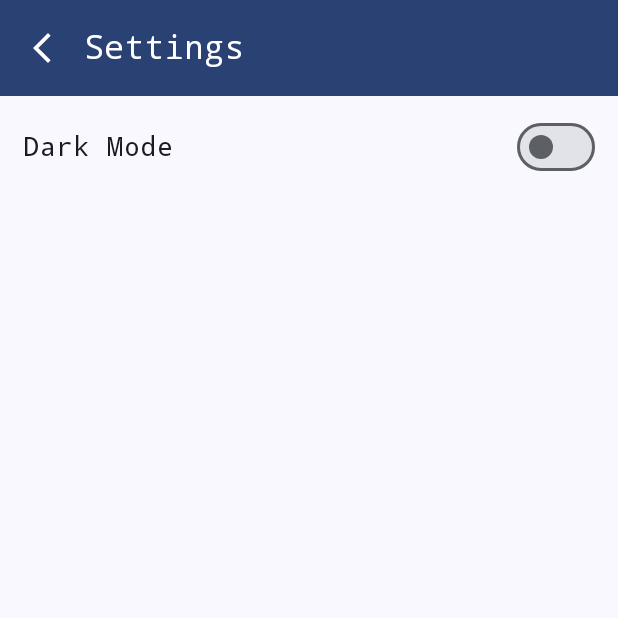
After one commit to ralphmarondev/taskify, an Android app built with Jetpack Compose: the SettingScreen screen opened through its navigation route, on a phone screen of 412 x 824 dp, the top half of it. The commit adds this screen. Run offline under Robolectric (Android 15) with nearby library versions, the phone set to English and light mode, and no system bars; our stand-ins replace Room's generated code, livedata-compose.

Commit message:
added setting-screen
- added theme switching but only affects setting-screen for now.
- updated app-navigation
- removed spacer between description and start-time

```diff
--- a/app/src/main/java/com/ralphmarondev/taskify/core/navigation/AppNavigation.kt
+++ b/app/src/main/java/com/ralphmarondev/taskify/core/navigation/AppNavigation.kt
@@ -7,6 +7,7 @@ import androidx.navigation.compose.composable
 import androidx.navigation.compose.rememberNavController
 import com.ralphmarondev.taskify.features.home.HomeScreen
 import com.ralphmarondev.taskify.features.newtask.NewTaskScreen
+import com.ralphmarondev.taskify.features.settings.SettingScreen
 import kotlinx.serialization.Serializable
 
 class Screens {
@@ -15,6 +16,9 @@ class Screens {
 
     @Serializable
     object NewTask
+
+    @Serializable
+    object Settings
 }
 
 @Composable
@@ -31,5 +35,8 @@ fun AppNavigation(
         composable<Screens.NewTask> {
             NewTaskScreen(navController)
         }
+        composable<Screens.Settings> {
+            SettingScreen(navController)
+        }
     }
 }
--- a/app/src/main/java/com/ralphmarondev/taskify/features/home/HomeScreen.kt
+++ b/app/src/main/java/com/ralphmarondev/taskify/features/home/HomeScreen.kt
@@ -54,7 +54,7 @@ fun HomeScreen(
                     )
                 },
                 actions = {
-                    IconButton(onClick = { /*TODO*/ }) {
+                    IconButton(onClick = { navController.navigate(Screens.Settings) }) {
                         Icon(
                             imageVector = Icons.Outlined.Settings,
                             contentDescription = ""
@@ -89,12 +89,13 @@ fun HomeScreen(
             item {
                 AnimatedVisibility(visible = tasks.isNullOrEmpty()) {
                     Text(
-                        text = "Hello there! Ralph Maron Eda is here!",
+                        text = "No tasks found.",
                         fontSize = 20.sp,
                         fontWeight = FontWeight.W500,
                         color = MaterialTheme.colorScheme.secondary,
                         textAlign = TextAlign.Justify,
                         modifier = Modifier
+                            .fillMaxWidth()
                             .padding(16.dp)
                     )
                 }
--- a/app/src/main/java/com/ralphmarondev/taskify/features/newtask/NewTaskScreen.kt
+++ b/app/src/main/java/com/ralphmarondev/taskify/features/newtask/NewTaskScreen.kt
@@ -201,8 +201,6 @@ fun NewTaskScreen(
                 minLines = 4
             )
 
-            Spacer(modifier = Modifier.height(8.dp))
-
             OutlinedTextField(
                 value = startTime,
                 onValueChange = { },
--- /dev/null
+++ b/app/src/main/java/com/ralphmarondev/taskify/features/settings/SettingScreen.kt
@@ -0,0 +1,108 @@
+package com.ralphmarondev.taskify.features.settings
+
+import android.annotation.SuppressLint
+import androidx.compose.foundation.layout.Arrangement
+import androidx.compose.foundation.layout.Row
+import androidx.compose.foundation.layout.fillMaxSize
+import androidx.compose.foundation.layout.fillMaxWidth
+import androidx.compose.foundation.layout.padding
+import androidx.compose.foundation.layout.wrapContentHeight
+import androidx.compose.foundation.lazy.LazyColumn
+import androidx.compose.material.icons.Icons
+import androidx.compose.material.icons.outlined.ArrowBackIosNew
+import androidx.compose.material3.ExperimentalMaterial3Api
+import androidx.compose.material3.Icon
+import androidx.compose.material3.IconButton
+import androidx.compose.material3.MaterialTheme
+import androidx.compose.material3.Scaffold
+import androidx.compose.material3.Switch
+import androidx.compose.material3.Text
+import androidx.compose.material3.TopAppBar
+import androidx.compose.material3.TopAppBarDefaults
+import androidx.compose.runtime.Composable
+import androidx.compose.runtime.getValue
+import androidx.compose.runtime.mutableStateOf
+import androidx.compose.runtime.remember
+import androidx.compose.runtime.setValue
+import androidx.compose.ui.Alignment
+import androidx.compose.ui.Modifier
+import androidx.compose.ui.text.font.FontFamily
+import androidx.compose.ui.text.font.FontWeight
+import androidx.compose.ui.tooling.preview.Preview
+import androidx.compose.ui.unit.dp
+import androidx.compose.ui.unit.sp
+import androidx.navigation.NavHostController
+import androidx.navigation.compose.rememberNavController
+import com.ralphmarondev.taskify.ui.theme.TaskifyTheme
+
+@OptIn(ExperimentalMaterial3Api::class)
+@SuppressLint("UnusedMaterial3ScaffoldPaddingParameter")
+@Composable
+fun SettingScreen(
+    navController: NavHostController
+) {
+    var isDarkMode by remember { mutableStateOf(false) }
+
+    TaskifyTheme(darkTheme = isDarkMode) {
+        Scaffold(
+            topBar = {
+                TopAppBar(
+                    title = {
+                        Text(
+                            text = "Settings",
+                            fontFamily = FontFamily.Monospace
+                        )
+                    },
+                    navigationIcon = {
+                        IconButton(onClick = { navController.popBackStack() }) {
+                            Icon(
+                                imageVector = Icons.Outlined.ArrowBackIosNew,
+                                contentDescription = ""
+                            )
+                        }
+                    },
+                    colors = TopAppBarDefaults.topAppBarColors(
+                        containerColor = MaterialTheme.colorScheme.primary,
+                        titleContentColor = MaterialTheme.colorScheme.onPrimary,
+                        navigationIconContentColor = MaterialTheme.colorScheme.onPrimary
+                    )
+                )
+            }
+        ) { innerPadding ->
+            LazyColumn(
+                modifier = Modifier
+                    .fillMaxSize()
+                    .padding(innerPadding)
+            ) {
+                item {
+                    Row(
+                        modifier = Modifier
+                            .fillMaxWidth()
+                            .padding(horizontal = 15.dp, vertical = 10.dp)
+                            .wrapContentHeight(),
+                        horizontalArrangement = Arrangement.SpaceBetween,
+                        verticalAlignment = Alignment.CenterVertically
+                    ) {
+                        Text(
+                            text = "Dark Mode",
+                            fontSize = 18.sp,
+                            fontWeight = FontWeight.W500
+                        )
+                        Switch(
+                            checked = isDarkMode,
+                            onCheckedChange = { isDarkMode = !isDarkMode }
+                        )
+                    }
+                }
+            }
+        }
+    }
+}
+
+@Preview(showBackground = true, showSystemUi = true)
+@Composable
+private fun SettingScreenPreview() {
+    TaskifyTheme {
+        SettingScreen(navController = rememberNavController())
+    }
+}
```
